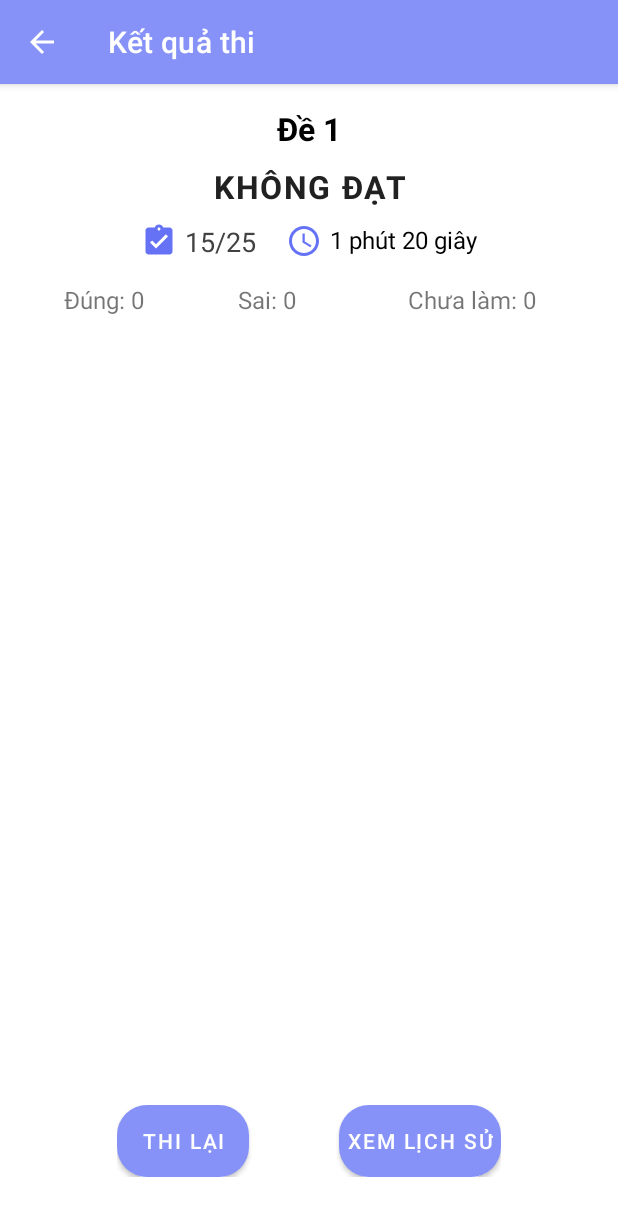
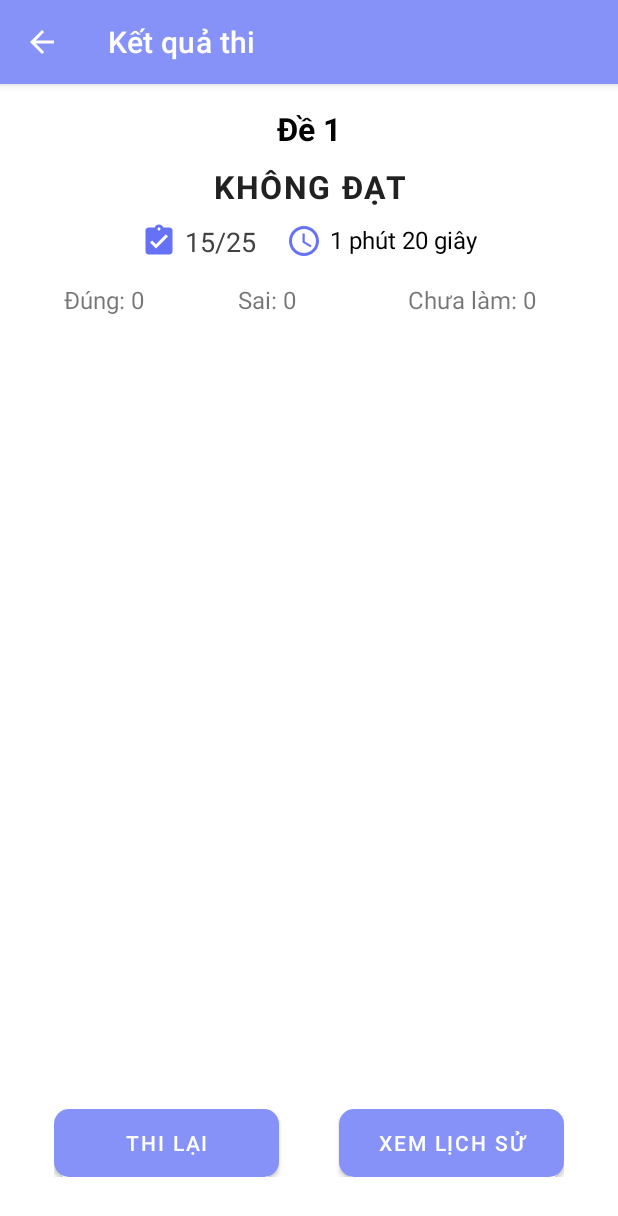
Before and after one commit to Chucky178/BTL_AndroidNC, an Android app: the ResultActivity screen opened directly, with no data from a screen before it, on a phone screen of 412 x 824 dp. Shown: the top 1216 px of the screen. Run offline under Robolectric (Android 15) with nearby library versions, the phone set to English and light mode, and no system bars; our stand-ins replace Firebase (no records; nobody signed in at launch, a user with empty details on screens opened directly).

Commit message:
custome thêm

```diff
--- a/app/src/main/java/com/example/btl1/adapters/DetailResultAdapter.java
+++ b/app/src/main/java/com/example/btl1/adapters/DetailResultAdapter.java
@@ -170,7 +170,7 @@ public class DetailResultAdapter extends BaseAdapter {
         highlightCorrectAnswer(question.getDapAnDung(), userAnswer, rbOption1, rbOption2, rbOption3, rbOption4);
 
         // Set giải thích
-        tvExplanation.setText("Giải thích: " + question.getGiaiThichCauHoi());
+        tvExplanation.setText(question.getGiaiThichCauHoi());
 
         // Tạo Dialog
         new AlertDialog.Builder(context)
--- a/app/src/main/res/drawable/button_bg.xml
+++ b/app/src/main/res/drawable/button_bg.xml
@@ -1,5 +1,5 @@
 <?xml version="1.0" encoding="utf-8"?>
 <shape xmlns:android="http://schemas.android.com/apk/res/android">
     <solid android:color="@color/lavender_darker"/> <!-- Màu nền của nút -->
-    <corners android:radius="20dp"/> <!-- Bo góc -->
+    <corners android:radius="10dp"/> <!-- Bo góc -->
 </shape>
--- a/app/src/main/res/layout/activity_exam_detail.xml
+++ b/app/src/main/res/layout/activity_exam_detail.xml
@@ -38,10 +38,10 @@
     <!-- Submit Button -->
     <Button
         android:id="@+id/submitButton"
-        android:layout_width="wrap_content"
-        android:layout_height="wrap_content"
+        android:layout_width="150dp"
+        android:layout_height="45dp"
         android:text="Kết thúc"
-        android:padding="12dp"
+        android:gravity="center"
         android:background="@drawable/button_bg"
         android:layout_gravity="center_horizontal"
         android:layout_marginBottom="16dp" />
--- a/app/src/main/res/layout/activity_result.xml
+++ b/app/src/main/res/layout/activity_result.xml
@@ -123,31 +123,21 @@
 
         <Button
             android:id="@+id/btnRetry"
-            android:layout_width="wrap_content"
-            android:layout_height="wrap_content"
+            android:layout_width="150dp"
+            android:layout_height="45dp"
             android:text="Thi lại"
-            android:textColor="@android:color/white"
-            android:backgroundTint="@color/lavender_darker"
-            android:paddingHorizontal="24dp"
-            android:paddingVertical="12dp"
             android:textSize="14sp"
-            android:padding="5dp"
-            android:elevation="4dp"
             android:background="@drawable/button_bg"
-            android:layout_marginEnd="60dp" /> <!-- Thêm margin để cách nút bên cạnh -->
+            android:layout_marginEnd="40dp" /> <!-- Thêm margin để cách nút bên cạnh -->
 
         <Button
             android:id="@+id/btnViewHistory"
-            android:layout_width="wrap_content"
-            android:layout_height="wrap_content"
+            android:layout_width="150dp"
+            android:layout_height="45dp"
             android:text="Xem lịch sử"
             android:textColor="@android:color/white"
             android:backgroundTint="@color/lavender_darker"
-            android:paddingHorizontal="24dp"
-            android:paddingVertical="12dp"
             android:textSize="14sp"
-            android:padding="5dp"
-            android:elevation="4dp"
             android:background="@drawable/button_bg" />
     </LinearLayout>
 
--- a/app/src/main/res/layout/fragment_question_detail.xml
+++ b/app/src/main/res/layout/fragment_question_detail.xml
@@ -58,7 +58,7 @@
         android:layout_width="250dp"
         android:layout_gravity="center"
         android:gravity="center"
-        android:layout_height="40dp"
+        android:layout_height="45dp"
         android:textSize="16sp"
         android:text="Kiểm tra"
         android:background="@drawable/button_bg"/>
```
